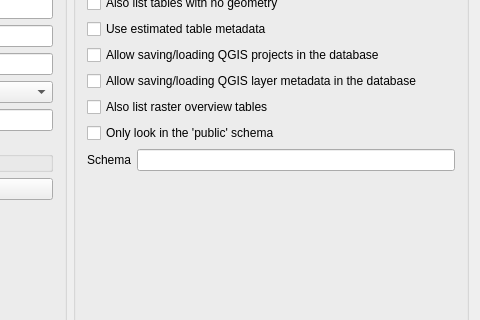
Before: the Qt Designer form src/ui/qgspgnewconnectionbase.ui in qgis/QGIS, drawn with Qt 5; both pictures show x 341 to 821 and y 96 to 416 of the 821 by 664 pixel window.
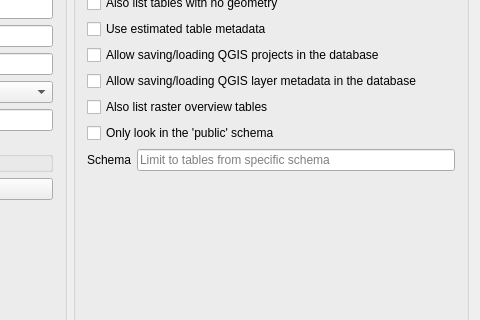
After: the same form once the commit is applied. Custom widgets are drawn as their Qt base class.

Commit message: Add placeholder text to improve UI

Diff of the .ui file:
```diff
--- a/src/ui/qgspgnewconnectionbase.ui
+++ b/src/ui/qgspgnewconnectionbase.ui
@@ -261,6 +261,9 @@
         <property name="echoMode">
          <enum>QLineEdit::Normal</enum>
         </property>
+        <property name="placeholderText">
+         <string>Limit to tables from specific schema</string>
+        </property>
        </widget>
       </item>
       <item row="7" column="0" colspan="2">
```
The commit also changes 1 other file.
